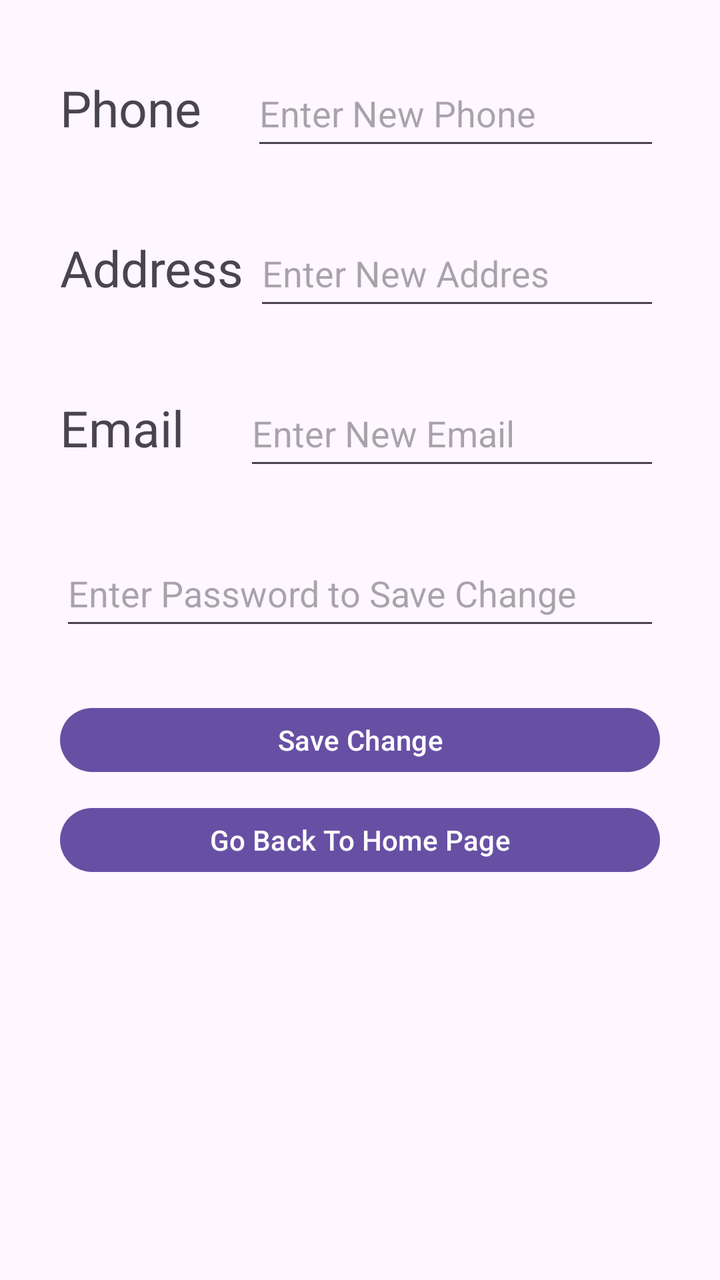
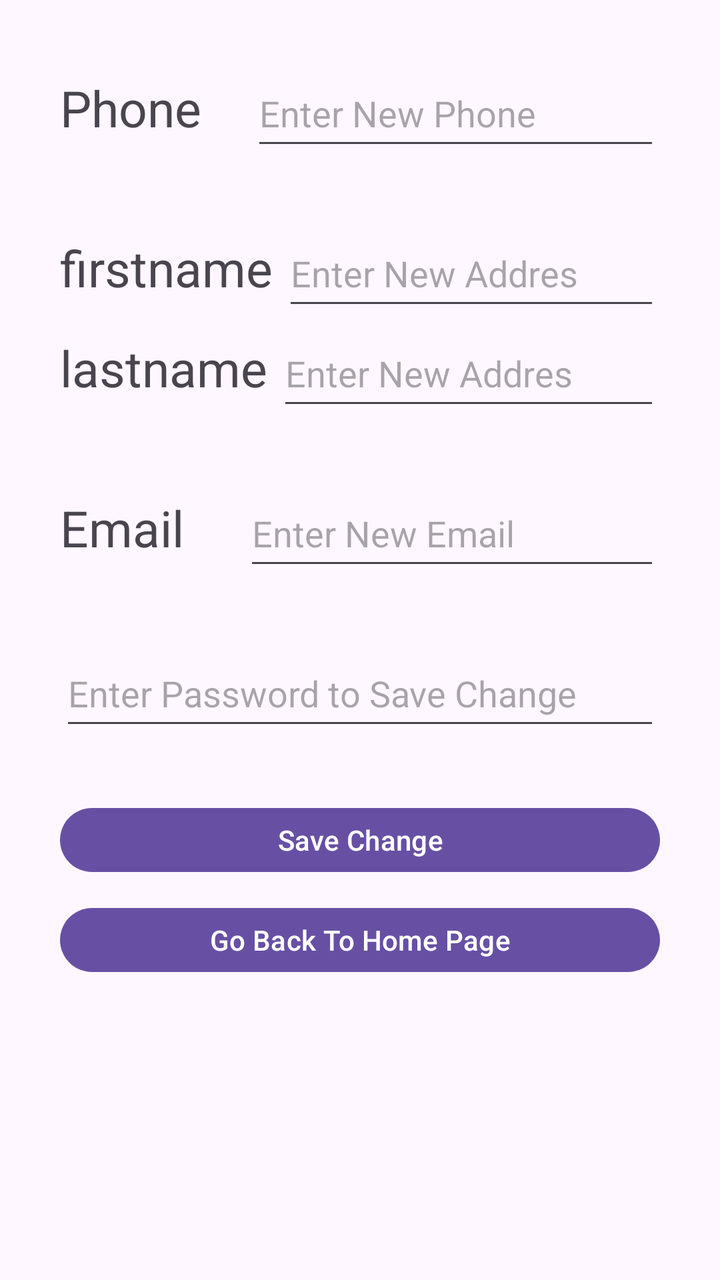

An Android layout rendered at two revisions. The XML below is the earlier revision; the diff shows what the commit changed to produce the second picture.
<!-- AndroidManifest.xml: application theme Theme.Project -->
<!-- res/layout/editprofilelyt.xml -->
<?xml version="1.0" encoding="utf-8"?>
<LinearLayout xmlns:android="http://schemas.android.com/apk/res/android" android:layout_width="match_parent" android:layout_height="match_parent" android:padding="30dp" android:orientation="vertical" android:layout_marginTop="150dp">

    <LinearLayout android:layout_width="match_parent" android:layout_height="wrap_content" android:orientation="horizontal">

        <TextView android:layout_width="wrap_content" android:layout_height="wrap_content" android:text="Phone" android:textSize="25dp"></TextView>

        <Space android:layout_width="25dp" android:layout_height="wrap_content"></Space>

        <EditText android:layout_width="match_parent" android:layout_height="50dp" android:hint="Enter New Phone" android:inputType="phone"></EditText>

    </LinearLayout>

    <Space android:layout_width="wrap_content" android:layout_height="30dp"></Space>

    <LinearLayout android:layout_width="match_parent" android:layout_height="wrap_content" android:orientation="horizontal">

        <TextView android:layout_width="wrap_content" android:layout_height="wrap_content" android:text="Address" android:textSize="25dp"></TextView>

        <Space android:layout_width="5dp" android:layout_height="wrap_content"></Space>

        <EditText android:layout_width="match_parent" android:layout_height="50dp" android:hint="Enter New Addres" android:inputType="phone"></EditText>

    </LinearLayout>

    <Space android:layout_width="match_parent" android:layout_height="30dp"></Space>

    <LinearLayout android:layout_width="match_parent" android:layout_height="wrap_content" android:orientation="horizontal">

        <TextView android:layout_width="wrap_content" android:layout_height="wrap_content" android:text="Email" android:textSize="25dp"></TextView>

        <Space android:layout_width="30dp" android:layout_height="wrap_content"></Space>

        <EditText android:layout_width="match_parent" android:layout_height="50dp" android:hint="Enter New Email" android:inputType="phone"></EditText>

    </LinearLayout>

    <Space android:layout_width="match_parent" android:layout_height="30dp"></Space>

    <EditText android:id="@+id/etPassword" android:layout_width="300dp" android:layout_height="50dp" android:hint="Enter Password to Save Change"></EditText>

    <Space android:layout_width="match_parent" android:layout_height="30dp"></Space>

    <Button android:id="@+id/btnSave" android:layout_width="match_parent" android:layout_height="40dp" android:text="Save Change"></Button>

    <Space android:layout_width="match_parent" android:layout_height="10dp"></Space>

    <Button android:id="@+id/GoBackToProfile" android:layout_width="match_parent" android:layout_height="40dp" android:text="Go Back To Home Page"></Button>

</LinearLayout>
<!-- resources referenced by this layout -->
<resources>
  <style name="Theme.Project" parent="Base.Theme.Project" />
  <style name="Base.Theme.Project" parent="Theme.Material3.DayNight.NoActionBar">
          
          
      </style>
</resources>

<!-- the commit's change to res/layout/editprofilelyt.xml (unified diff, before → after) -->
@@ -15,7 +15,17 @@
 
     <LinearLayout android:layout_width="match_parent" android:layout_height="wrap_content" android:orientation="horizontal">
 
-        <TextView android:layout_width="wrap_content" android:layout_height="wrap_content" android:text="Address" android:textSize="25dp"></TextView>
+        <TextView android:layout_width="wrap_content" android:layout_height="wrap_content" android:text="firstname" android:textSize="25dp"></TextView>
+
+        <Space android:layout_width="5dp" android:layout_height="wrap_content"></Space>
+
+        <EditText android:layout_width="match_parent" android:layout_height="50dp" android:hint="Enter New Addres" android:inputType="phone"></EditText>
+
+    </LinearLayout>
+
+    <LinearLayout android:layout_width="match_parent" android:layout_height="wrap_content" android:orientation="horizontal">
+
+        <TextView android:layout_width="wrap_content" android:layout_height="wrap_content" android:text="lastname" android:textSize="25dp"></TextView>
 
         <Space android:layout_width="5dp" android:layout_height="wrap_content"></Space>
 
